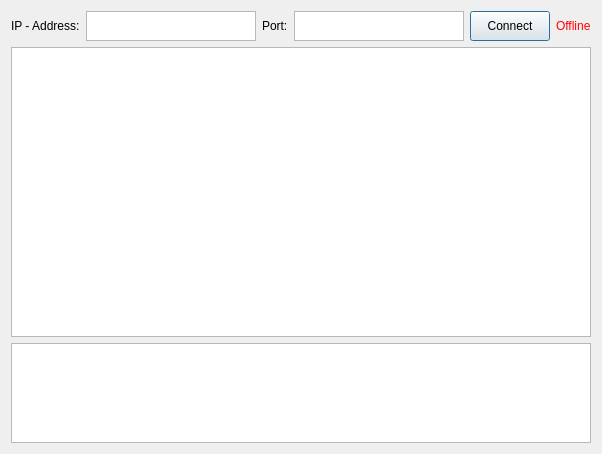
This is roso-gui/dialog.ui in benediktibk/robosoccer-gui as Qt 5 draws it before an edit. The edited form follows.
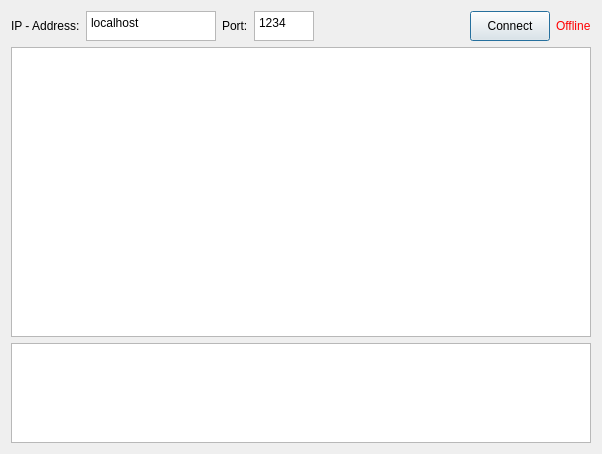
This is the edited form.

```diff
--- a/roso-gui/dialog.ui
+++ b/roso-gui/dialog.ui
@@ -43,10 +43,13 @@
         <widget class="QPlainTextEdit" name="plainTextEditIp">
          <property name="maximumSize">
           <size>
-           <width>16777215</width>
+           <width>130</width>
            <height>30</height>
           </size>
          </property>
+         <property name="plainText">
+          <string>localhost</string>
+         </property>
         </widget>
        </item>
        <item>
@@ -71,12 +74,28 @@
         <widget class="QPlainTextEdit" name="plainTextEditPort">
          <property name="maximumSize">
           <size>
-           <width>16777215</width>
+           <width>60</width>
            <height>30</height>
           </size>
          </property>
+         <property name="plainText">
+          <string>1234</string>
+         </property>
         </widget>
        </item>
+       <item>
+        <spacer name="horizontalSpacer">
+         <property name="orientation">
+          <enum>Qt::Horizontal</enum>
+         </property>
+         <property name="sizeHint" stdset="0">
+          <size>
+           <width>40</width>
+           <height>20</height>
+          </size>
+         </property>
+        </spacer>
+       </item>
        <item>
         <widget class="QPushButton" name="pushButtonConnect">
          <property name="maximumSize">
```
